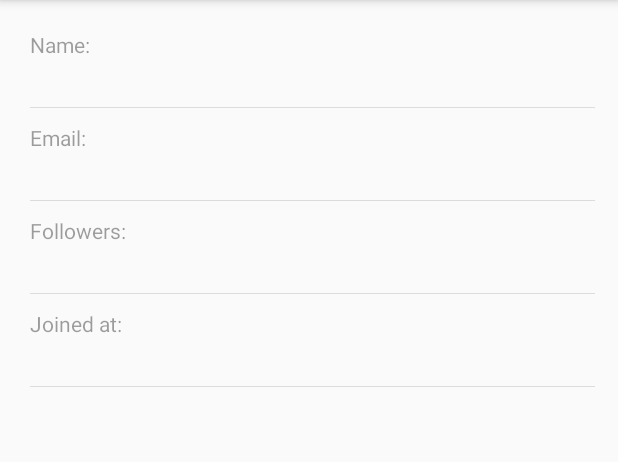
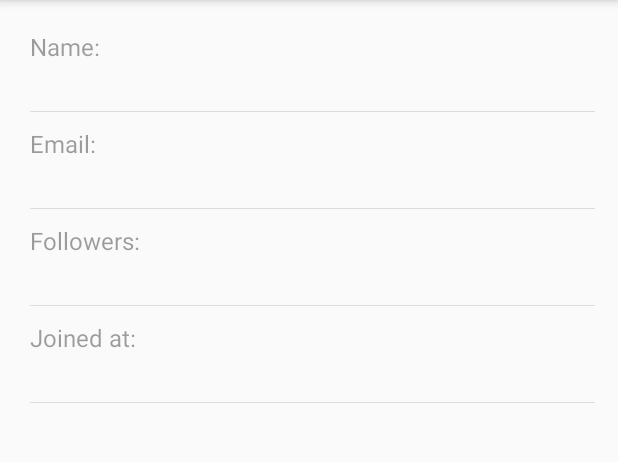
Before and after one commit to siebeprojects/samples-github-java-developers, an Android app: the UserActivity screen opened directly, with no data from a screen before it, on a phone screen of 412 x 824 dp, the part 270-732 px from its top. Run offline under Robolectric (Android 15) with nearby library versions, the phone set to English and light mode, and no system bars; libraries missing offline, so code that uses them is left out: jp.wasabeef.glide, retrofit2.adapter.rxjava, rx.android.schedulers, rx.functions, rx.schedulers; pictures from the network do not load; 4 statements that could not run were skipped.

Commit message:
style update for labels

```diff
--- a/app/src/main/res/layout/activity_user.xml
+++ b/app/src/main/res/layout/activity_user.xml
@@ -80,7 +80,7 @@
             <TextView
                 android:layout_width="match_parent"
                 android:layout_height="wrap_content"
-                style="@style/SampleText.Small.Third"
+                style="@style/SampleText.Medium.Third"
                 android:text="@string/label_name"/>
 
             <TextView
@@ -98,7 +98,7 @@
             <TextView
                 android:layout_width="match_parent"
                 android:layout_height="wrap_content"
-                style="@style/SampleText.Small.Third"
+                style="@style/SampleText.Medium.Third"
                 android:text="@string/label_email"/>
 
             <TextView
@@ -117,7 +117,7 @@
             <TextView
                 android:layout_width="match_parent"
                 android:layout_height="wrap_content"
-                style="@style/SampleText.Small.Third"
+                style="@style/SampleText.Medium.Third"
                 android:text="@string/label_followers"/>
 
             <TextView
@@ -135,7 +135,7 @@
             <TextView
                 android:layout_width="match_parent"
                 android:layout_height="wrap_content"
-                style="@style/SampleText.Small.Third"
+                style="@style/SampleText.Medium.Third"
                 android:text="@string/label_createdat"/>
 
             <TextView
```
